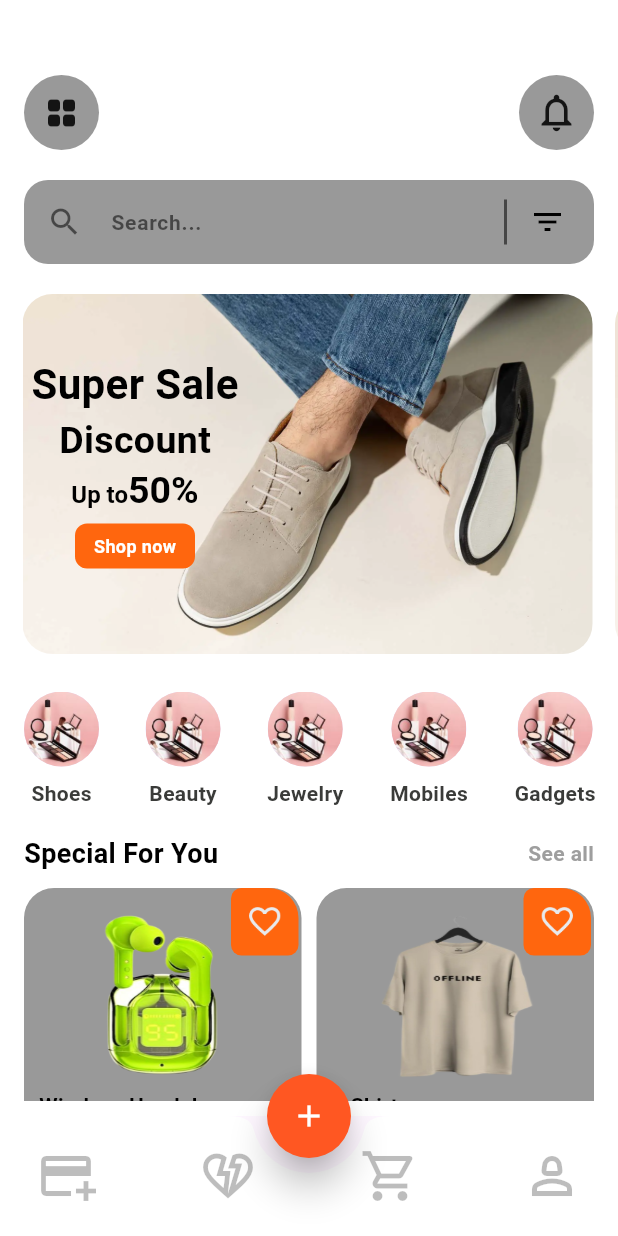
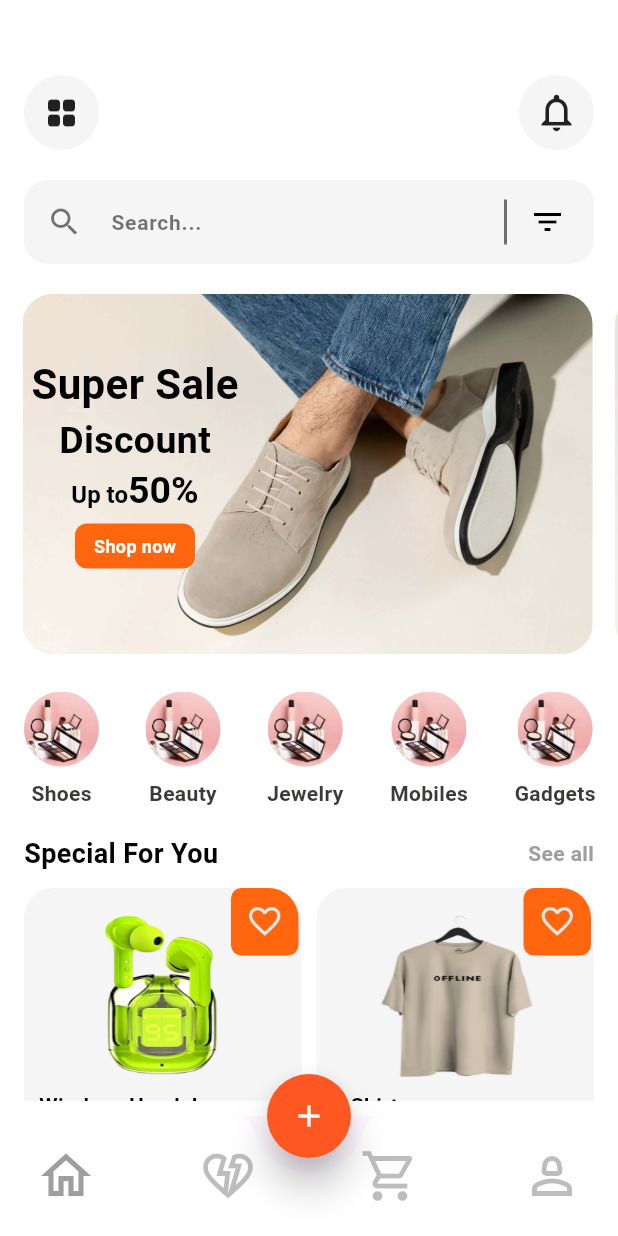
Before and after one commit to Sohail7017/ecommerce_app, a Flutter app: the HomePage screen opened directly, on a phone screen of 412 x 824 dp. Run offline on Flutter 3.47's test engine with Material 3 defaults, Android fonts, the phone set to English and light mode, and no system bars; our stand-ins replace flutter_onboarding_slider; Roboto replaces fonts that are missing (mainFont); project files that could hold a hidden picture were left out.

Commit message:
Ui Design (inComplete 30%)

```diff
--- a/lib/app_utility/ui_helper.dart
+++ b/lib/app_utility/ui_helper.dart
@@ -4,7 +4,7 @@ import 'package:flutter/material.dart';
 
 class UiHelper {
   static final primaryColor = Color(0xffFF660E);
-  static final secondaryColor = Color(0xff999999);
+  static final secondaryColor = Color(0xffF5F5F5);
   static final tertiaryColor = Color(0xff3A3B39);
   static final quaternaryColor = Color(0xffFFFFFF);
 
--- a/lib/main.dart
+++ b/lib/main.dart
@@ -17,7 +17,7 @@ class MyApp extends StatelessWidget {
   @override
   Widget build(BuildContext context) {
     return MaterialApp(
-      home: CartPage(),
+      home: SplashScreen(),
       debugShowCheckedModeBanner: false,
     );
   }
--- a/lib/screens/home_page.dart
+++ b/lib/screens/home_page.dart
@@ -1,6 +1,7 @@
 
 
 import 'package:ecommerce_app_clone/app_utility/ui_helper.dart';
+import 'package:ecommerce_app_clone/screens/cart_page.dart';
 import 'package:ecommerce_app_clone/widget/app_constant.dart';
 import 'package:flutter/material.dart';
 
@@ -346,7 +347,7 @@ class HomePage extends StatelessWidget{
             Padding(
               padding: const EdgeInsets.only(bottom: 20),
               child: IconButton(
-                icon: Icon(Icons.add_card),
+                icon: Icon(Icons.home_outlined,color: Colors.grey,),
                 color: Colors.black26,
                 onPressed: (){}, //required
                 iconSize: 40,
@@ -361,7 +362,9 @@ class HomePage extends StatelessWidget{
             IconButton(
               icon: Icon(Icons.shopping_cart_outlined),
               color: Colors.black26,
-              onPressed: (){},
+              onPressed: (){
+                Navigator.push(context, MaterialPageRoute(builder: (context) => CartPage()));
+              },
               iconSize: 40,
             ),
             IconButton(
--- a/lib/screens/login_page.dart
+++ b/lib/screens/login_page.dart
@@ -1,3 +1,4 @@
+import 'package:ecommerce_app_clone/screens/home_page.dart';
 import 'package:ecommerce_app_clone/screens/sign_up_page.dart';
 import 'package:flutter/material.dart';
 
@@ -72,7 +73,9 @@ class _LoginPageState extends State<LoginPage> {
               padding: const EdgeInsets.symmetric(horizontal: 16),
               child: SizedBox(
                 height: 45,
-                child: ElevatedButton(onPressed: (){}, child: Row(
+                child: ElevatedButton(onPressed: (){
+                  Navigator.push(context, MaterialPageRoute(builder: (context) => HomePage()));
+                }, child: Row(
                   mainAxisAlignment: MainAxisAlignment.center,
                   children: [
                     Text('Log In',style: mTextStyle25(mColor: Colors.white,mFontWeight: FontWeight.bold),),
```
Also changed, not shown: lib/screens/explore_product.dart (+2 -12 lines).
